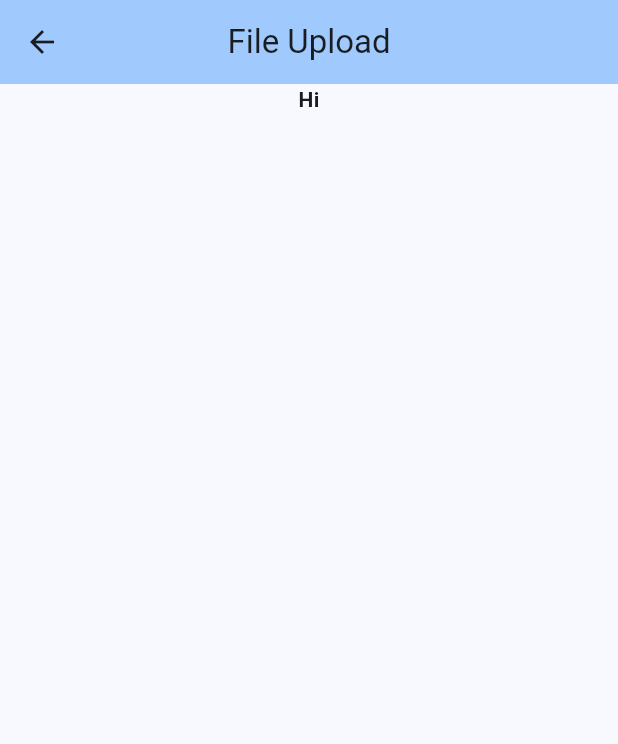
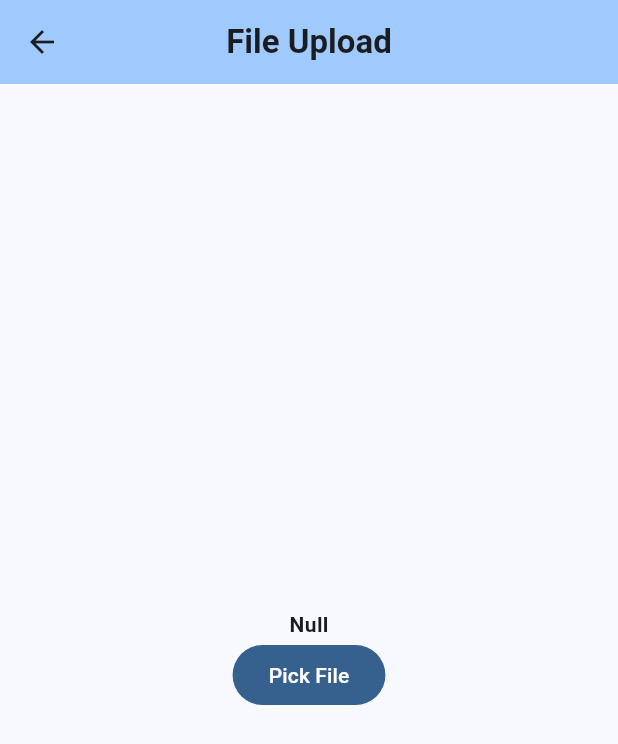
Before and after one commit to binod634/Flutter-Hash_Calculator, a Flutter app: the AppSecondState screen opened by its route, on a phone screen of 412 x 824 dp. Shown: the top 744 px of the screen. Run offline on Flutter 3.47's test engine with Material 3 defaults, Android fonts, the phone set to English and light mode, and no system bars; our stand-ins replace file_picker, fluttertoast.

Commit message:
Added: File Hashing capability

```diff
--- a/lib/main.dart
+++ b/lib/main.dart
@@ -1,13 +1,16 @@
 import 'dart:convert';
-
+import 'dart:io';
 import 'package:crypto/crypto.dart';
 import 'package:flutter/material.dart';
+import 'package:fluttertoast/fluttertoast.dart';
 import 'Screens/app_screens.dart';
+import 'package:file_picker/file_picker.dart';
+
 void main() {
   runApp(const AppMeta());
 }
 
-class AppMeta extends StatelessWidget  {
+class AppMeta extends StatelessWidget {
   const AppMeta({super.key});
 
   @override
@@ -16,14 +19,13 @@ class AppMeta extends StatelessWidget  {
       title: "This is Sample App",
       initialRoute: AppScreen.textView.name,
       routes: {
-        AppScreen.textView.name:(context) => const AppState(),
-        AppScreen.fileView.name:(context) => const AppSecondState(),
+        AppScreen.textView.name: (context) => const AppState(),
+        AppScreen.fileView.name: (context) => const AppSecondState(),
       },
       home: const AppState(),
       theme: ThemeData(
           useMaterial3: true,
-        colorScheme: ColorScheme.fromSeed(seedColor: Colors.blue)
-      ),
+          colorScheme: ColorScheme.fromSeed(seedColor: Colors.blue)),
     );
   }
 }
@@ -36,7 +38,6 @@ class AppState extends StatefulWidget {
 }
 
 class AppHomeImpl extends State<AppState> {
-
   // AppScreens to show
   AppScreen currentScreen = AppScreen.textView;
   // hash value
@@ -46,37 +47,42 @@ class AppHomeImpl extends State<AppState> {
   void changeScreen(int index) => setState(() {
         currentScreen = AppScreen.values[index];
         Navigator.pushNamed(context, currentScreen.name);
+        currentScreen = AppScreen.fileView; // Should have exitted File view already.
       });
 
   void updateHash(String str) {
-    String newHash =  md5.convert(utf8.encode(str)).toString();
+    String newHash = md5.convert(utf8.encode(str)).toString();
     setState(() {
       hash = newHash;
     });
   }
 
-
   @override
   Widget build(BuildContext context) {
     return Scaffold(
       appBar: AppBar(
-        title: const Text("Hash Calculator",style: TextStyle(fontWeight: FontWeight.bold)),
+          title: const Text("Hash Calculator",
+              style: TextStyle(fontWeight: FontWeight.bold)),
           backgroundColor: Theme.of(context).colorScheme.inversePrimary,
           centerTitle: true),
-      body:  Center(
-        child: Padding(padding: const EdgeInsets.symmetric(horizontal: 40.0),
+      body: Center(
+        child: Padding(
+          padding: const EdgeInsets.symmetric(horizontal: 40.0),
           child: Column(
             mainAxisAlignment: MainAxisAlignment.center,
             children: [
               TextFormField(
                 decoration: const InputDecoration(
-                border: OutlineInputBorder(),
-                labelText: "Text"
-              ),
+                    border: OutlineInputBorder(), labelText: "Text"),
                 onChanged: updateHash,
               ),
-            Padding(padding: const EdgeInsets.symmetric(vertical: 25), child: Text("MD5:  ${hash ?? 'Null'}", textAlign: TextAlign.center, style: const TextStyle(fontWeight: FontWeight.bold),)
-            )
+              Padding(
+                  padding: const EdgeInsets.symmetric(vertical: 25),
+                  child: Text(
+                    "MD5:  ${hash ?? 'Null'}",
+                    textAlign: TextAlign.center,
+                    style: const TextStyle(fontWeight: FontWeight.bold),
+                  ))
             ],
           ),
         ),
@@ -100,7 +106,6 @@ class AppHomeImpl extends State<AppState> {
   }
 }
 
-
 class AppSecondState extends StatefulWidget {
   const AppSecondState({super.key});
 
@@ -108,20 +113,46 @@ class AppSecondState extends StatefulWidget {
   State<StatefulWidget> createState() => SecondScreen();
 }
 
+class SecondScreen extends State<AppSecondState> {
+  String? hash;
 
-class SecondScreen extends State<AppSecondState> {
+  Future<void> pickFile() async {
+    FilePickerResult? result = await FilePicker.platform.pickFiles();
+    if (result != null) {
+      hashFile(result);
+      Fluttertoast.showToast(msg: "Hello");
+     }
+  }
+
+  Future<void> hashFile(FilePickerResult filePickerResult) async {
+    File file = File(filePickerResult.paths.first!);
+    setState(() {
+      hash = md5.convert(file.readAsBytesSync()).toString();
+    });
+  }
+
+
   @override
   Widget build(BuildContext context) {
     return Scaffold(
-      appBar: AppBar(title: const Text("File Upload"),centerTitle: true, backgroundColor: Theme.of(context).colorScheme.inversePrimary),
-      body: Center(
+      appBar: AppBar(
+          title: const Text(
+            "File Upload",
+            style: TextStyle(fontWeight: FontWeight.bold),
+          ),
+          centerTitle: true,
+          backgroundColor: Theme.of(context).colorScheme.inversePrimary),
+      body:  Center(
         child: Column(
+          mainAxisAlignment: MainAxisAlignment.center,
           children: [
-            Text("Hi", style: TextStyle(fontWeight: FontWeight.bold))
+            Text(hash ?? 'Null',
+                style: const TextStyle(fontWeight: FontWeight.bold)),
+            FilledButton(onPressed: pickFile, child: const Text("Pick File")
+            ),
           ],
         ),
       ),
     );
   }
-
 }
--- a/pubspec.yaml
+++ b/pubspec.yaml
@@ -36,6 +36,8 @@ dependencies:
   # Use with the CupertinoIcons class for iOS style icons.
   cupertino_icons: ^1.0.2
   crypto: ^3.0.3
+  file_picker: ^6.1.1
+  fluttertoast: ^8.2.4
 
 dev_dependencies:
   flutter_test:
```
Also changed, not shown: pubspec.lock, 1 other file. Lines whose indentation alone changed are shown as unchanged.
